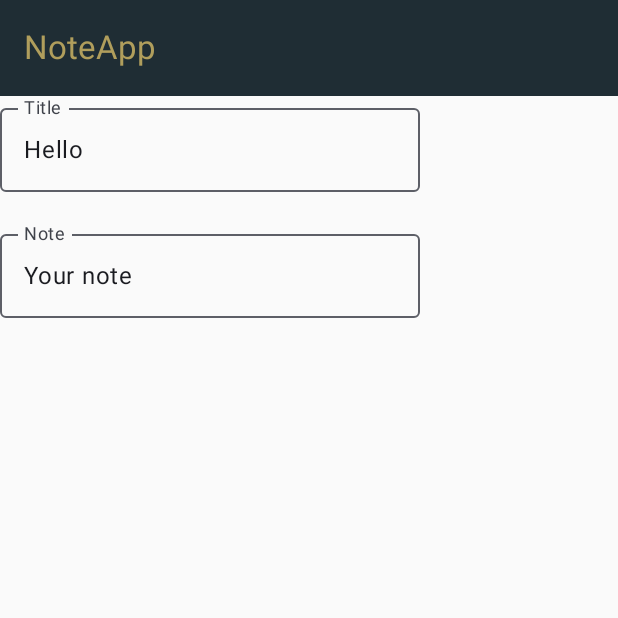
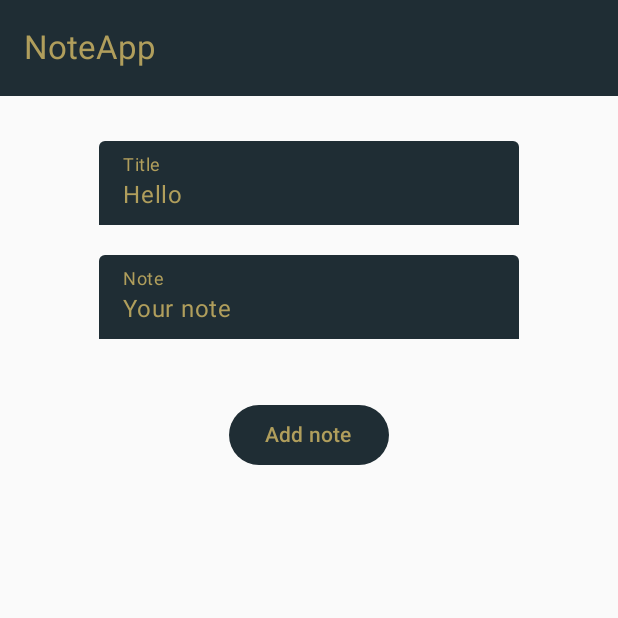
Before and after one commit to SergiuDornea/NoteAppJetpack, an Android app built with Jetpack Compose: the screen it shows after launch (MainActivity), on a phone screen of 412 x 824 dp, the top half of it. Run offline under Robolectric (Android 15) with nearby library versions, the phone set to English and light mode, and no system bars.

Commit message:
second commit

```diff
--- a/app/src/main/java/com/example/noteapp/components/NoteInputField.kt
+++ b/app/src/main/java/com/example/noteapp/components/NoteInputField.kt
@@ -1,13 +1,22 @@
 package com.example.noteapp.components
 
+
+import androidx.compose.foundation.layout.padding
 import androidx.compose.foundation.text.KeyboardActions
+import androidx.compose.material3.Button
+import androidx.compose.material3.ButtonDefaults
 import androidx.compose.material3.ExperimentalMaterial3Api
-import androidx.compose.material3.OutlinedTextField
 import androidx.compose.material3.Text
+import androidx.compose.material3.TextField
+import androidx.compose.material3.TextFieldDefaults
 import androidx.compose.runtime.Composable
 import androidx.compose.ui.ExperimentalComposeUiApi
 import androidx.compose.ui.Modifier
+import androidx.compose.ui.graphics.Color
 import androidx.compose.ui.platform.LocalSoftwareKeyboardController
+import androidx.compose.ui.res.colorResource
+import androidx.compose.ui.unit.dp
+import com.example.noteapp.R
 
 
 @OptIn(ExperimentalMaterial3Api::class, ExperimentalComposeUiApi::class)
@@ -21,21 +30,37 @@ fun NoteInputText(
     onImeAction : () -> Unit = {}
 ){
     val keyBoardController = LocalSoftwareKeyboardController.current
-    OutlinedTextField(
+
+
+    TextField(
         value = text,
         onValueChange = onTextChange,
-        label = { Text(label) },
+        label = { Text(text = label,  color = colorResource(id = R.color.my_mustard)) },
         keyboardActions = KeyboardActions(onDone = {
             onImeAction()
             keyBoardController?.hide()
         }),
-        modifier = modifier
+        modifier = modifier,
+        colors = TextFieldDefaults.outlinedTextFieldColors(
+            textColor = colorResource(id = R.color.my_mustard),
+            containerColor = colorResource(id = R.color.my_blue),
+            cursorColor = colorResource(id = R.color.my_mustard),
+            focusedBorderColor = colorResource(id = R.color.my_mustard),
+            unfocusedBorderColor = colorResource(id = R.color.my_blue),
+        )
 
     )
+}
 
 
-
-
+@Composable
+fun InputButton(text: String, textColor : Color, btnColor: Color, modifier: Modifier = Modifier){
+    Button(
+        onClick = { /*TODO*/ },
+        colors = ButtonDefaults.buttonColors(containerColor = btnColor)
+        ) {
+        Text(text = text, color = textColor)
+    }
 
 
 }
--- a/app/src/main/java/com/example/noteapp/screen/NoteScreen.kt
+++ b/app/src/main/java/com/example/noteapp/screen/NoteScreen.kt
@@ -4,6 +4,8 @@ import androidx.compose.foundation.layout.Arrangement
 import androidx.compose.foundation.layout.Column
 import androidx.compose.foundation.layout.Spacer
 import androidx.compose.foundation.layout.height
+import androidx.compose.foundation.layout.padding
+import androidx.compose.material3.Button
 import androidx.compose.material3.ExperimentalMaterial3Api
 import androidx.compose.material3.Text
 import androidx.compose.material3.TopAppBar
@@ -16,13 +18,15 @@ import androidx.compose.ui.res.stringResource
 import androidx.compose.ui.tooling.preview.Preview
 import androidx.compose.ui.unit.dp
 import com.example.noteapp.R
+import com.example.noteapp.components.InputButton
 import com.example.noteapp.components.NoteInputText
 
 @OptIn(ExperimentalMaterial3Api::class)
 @Composable
 fun NoteScreen(){
     Column(
-
+        verticalArrangement = Arrangement.Center,
+        horizontalAlignment = Alignment.CenterHorizontally
 
     ) {
         TopAppBar(
@@ -39,12 +43,16 @@ fun NoteScreen(){
         //Content
         Column(
             verticalArrangement = Arrangement.Center,
-            horizontalAlignment = Alignment.CenterHorizontally
+            horizontalAlignment = Alignment.CenterHorizontally,
+            modifier = Modifier.padding(top = 30.dp)
         ) {
-            // insert input fields + submit button
+            // insert input fields
             NoteInputText(text = "Hello", label = "Title", onTextChange = {})
             Spacer(modifier = Modifier.height(20.dp))
             NoteInputText(text = "Your note", label = "Note", onTextChange = {})
+            // submit button
+            Spacer(modifier = Modifier.height(40.dp))
+            InputButton(text = "Add note", textColor = colorResource(id = R.color.my_mustard) , btnColor =colorResource(id = R.color.my_blue))
             // display saved notes
         }
 
```
